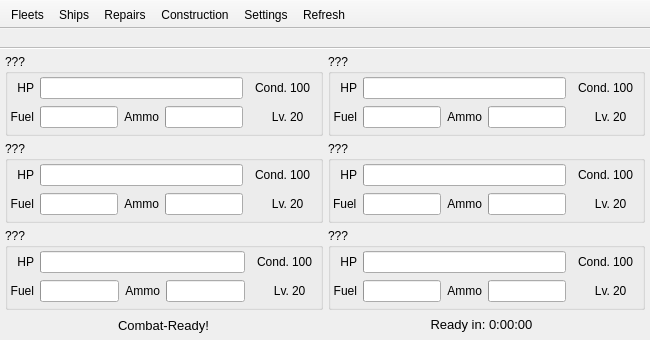
Qt form forms/KCMainWindow.ui (KanColleTool/kct-tool) before a commit.
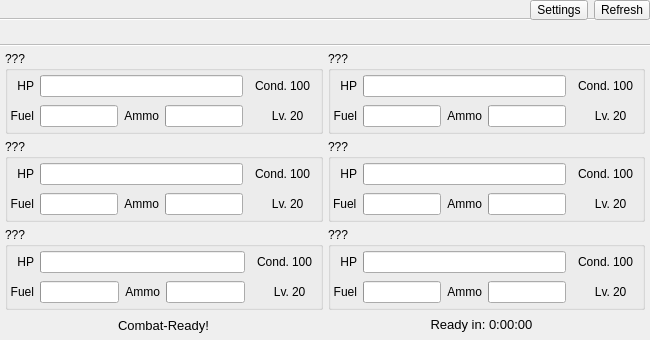
The same form after that commit. Icons and pictures are not drawn.

Commit message: Two tab bars, possibly reverting later

Diff of the .ui file:
```diff
--- a/forms/KCMainWindow.ui
+++ b/forms/KCMainWindow.ui
@@ -46,6 +46,81 @@
     <property name="bottomMargin">
      <number>0</number>
     </property>
+    <item>
+     <widget class="QWidget" name="topContainer" native="true">
+      <layout class="QHBoxLayout" name="horizontalLayout_8">
+       <property name="leftMargin">
+        <number>0</number>
+       </property>
+       <property name="topMargin">
+        <number>0</number>
+       </property>
+       <property name="rightMargin">
+        <number>0</number>
+       </property>
+       <property name="bottomMargin">
+        <number>0</number>
+       </property>
+       <item>
+        <widget class="QTabBar" name="tabBar" native="true">
+         <property name="sizePolicy">
+          <sizepolicy hsizetype="Expanding" vsizetype="Preferred">
+           <horstretch>0</horstretch>
+           <verstretch>0</verstretch>
+          </sizepolicy>
+         </property>
+         <property name="minimumSize">
+          <size>
+           <width>0</width>
+           <height>20</height>
+          </size>
+         </property>
+         <layout class="QHBoxLayout" name="horizontalLayout_12">
+          <property name="leftMargin">
+           <number>0</number>
+          </property>
+          <property name="topMargin">
+           <number>0</number>
+          </property>
+          <property name="rightMargin">
+           <number>0</number>
+          </property>
+          <property name="bottomMargin">
+           <number>0</number>
+          </property>
+          <item>
+           <spacer name="horizontalSpacer_6">
+            <property name="orientation">
+             <enum>Qt::Horizontal</enum>
+            </property>
+            <property name="sizeHint" stdset="0">
+             <size>
+              <width>40</width>
+              <height>20</height>
+             </size>
+            </property>
+           </spacer>
+          </item>
+          <item>
+           <widget class="QToolButton" name="settingsButton">
+            <property name="text">
+             <string>Settings</string>
+            </property>
+           </widget>
+          </item>
+          <item>
+           <widget class="QToolButton" name="refreshButton">
+            <property name="text">
+             <string>Refresh</string>
+            </property>
+           </widget>
+          </item>
+         </layout>
+        </widget>
+       </item>
+      </layout>
+     </widget>
+    </item>
     <item>
      <widget class="QStackedWidget" name="stackedWidget">
       <property name="currentIndex">
@@ -1965,29 +2040,6 @@
     </rect>
    </property>
   </widget>
-  <widget class="QToolBar" name="toolBar">
-   <property name="windowTitle">
-    <string>toolBar</string>
-   </property>
-   <property name="movable">
-    <bool>false</bool>
-   </property>
-   <property name="floatable">
-    <bool>false</bool>
-   </property>
-   <attribute name="toolBarArea">
-    <enum>TopToolBarArea</enum>
-   </attribute>
-   <attribute name="toolBarBreak">
-    <bool>false</bool>
-   </attribute>
-   <addaction name="actionFleets"/>
-   <addaction name="actionShips"/>
-   <addaction name="actionRepairs"/>
-   <addaction name="actionConstruction"/>
-   <addaction name="actionSettings"/>
-   <addaction name="actionRefresh"/>
-  </widget>
   <action name="actionFleets">
    <property name="text">
     <string>Fleets</string>
```
Left out of the diff: 974 changed lines with no effect on the pictures. The commit also changes 2 other files.
